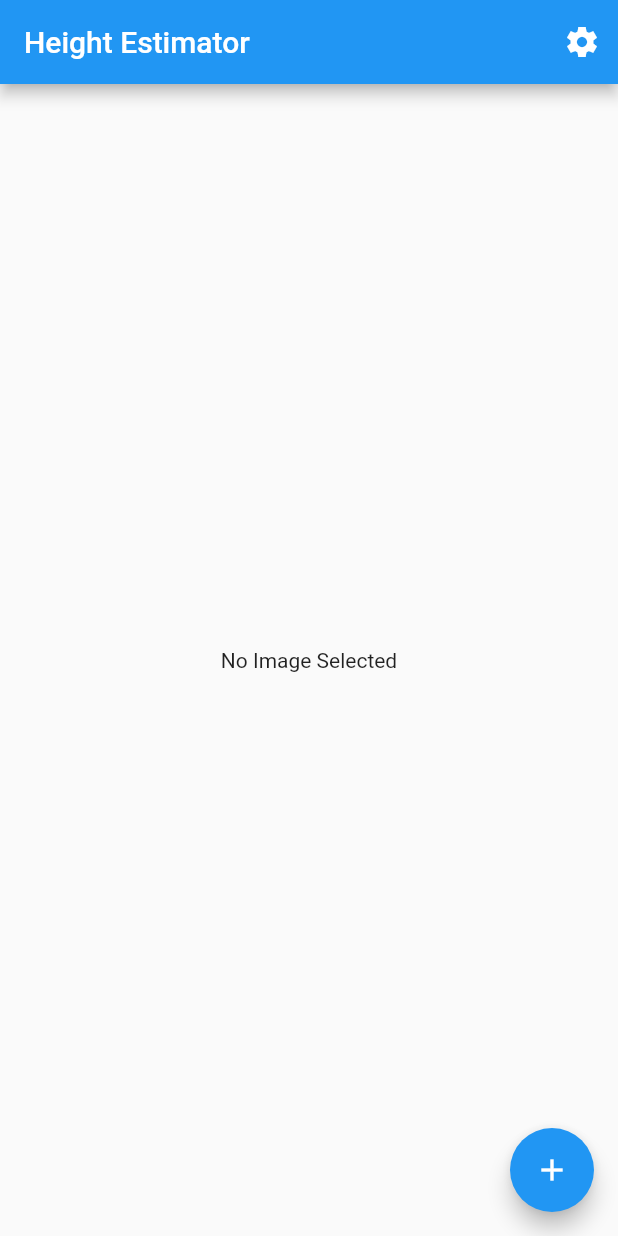
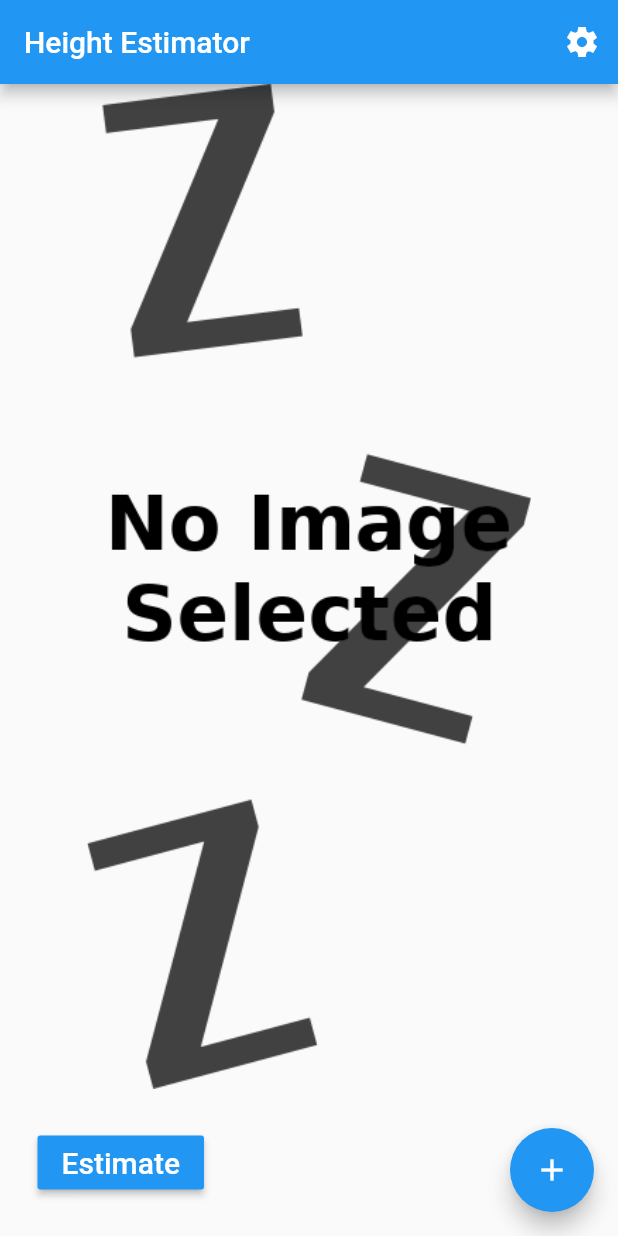
Before and after one commit to Sanket-Mathur/Object-Height-Estimation, a Flutter app: the screen it shows after launch, on a phone screen of 412 x 824 dp. Run offline on Flutter 3.47's test engine with Material 2 defaults, Android fonts, the phone set to English and light mode, and no system bars; our stand-ins replace image_picker.

Commit message:
Image Selection and Basic API communication using flask

```diff
--- /dev/null
+++ b/height_estimator_mobile/lib/API/api.dart
@@ -0,0 +1,6 @@
+import 'package:http/http.dart' as http;
+
+Future Getdata(String url) async{
+  http.Response response = await http.get(url);
+  return response.body;
+}
--- a/height_estimator_mobile/lib/main.dart
+++ b/height_estimator_mobile/lib/main.dart
@@ -1,7 +1,11 @@
 import 'package:flutter/material.dart';
+import 'package:flutter/painting.dart';
+import 'dart:convert';
 
 import './Widget/buttons.dart';
 import './Widget/settings.dart';
+import './API/api.dart';
+import './Models/SelectImage.dart';
 
 void main() => runApp(MyApp());
 
@@ -21,13 +25,14 @@ class MyHomePage extends StatefulWidget {
 }
 
 class _MyHomePageState extends State<MyHomePage> {
+
   void _showInputButtons(BuildContext ctx) {
     showModalBottomSheet(
       context: ctx,
       builder: (_) {
         return Container(
           height: 100,
-          child: Buttons(),
+          child: Buttons(callback),
         );
       },
     );
@@ -43,6 +48,21 @@ class _MyHomePageState extends State<MyHomePage> {
     );
   }
 
+  var data;
+  var text = 'Temp';
+
+  void getRes() async {
+    data = await Getdata('http://10.0.2.2:5000/api?Query=SomeQuery');
+    var decodedData = jsonDecode(data);
+    setState(() {
+      text = decodedData['Query'];
+    });
+  }
+
+  callback() {
+    setState(() {});
+  }
+
   @override
   Widget build(BuildContext context) {
     return Scaffold(
@@ -55,8 +75,31 @@ class _MyHomePageState extends State<MyHomePage> {
           )
         ],
       ),
-      body: Center(
-        child: Text('No Image Selected'),
+      body: Column(
+        mainAxisAlignment: MainAxisAlignment.end,
+        crossAxisAlignment: CrossAxisAlignment.start,
+        children: [
+          Expanded(
+            child: Center(
+              child: SelectImage.displayImage(),
+              // Image.asset('assets/images/imgPH.png'),
+            ),
+          ),
+          Padding(
+            padding: EdgeInsets.all(25),
+            child: RaisedButton(
+              onPressed: getRes,
+              color: Colors.blue,
+              child: Text(
+                'Estimate',
+                style: TextStyle(
+                  color: Colors.white,
+                  fontSize: 20,
+                ),
+              ),
+            ),
+          ),
+        ],
       ),
       floatingActionButton: FloatingActionButton(
         child: Icon(Icons.add),
--- a/height_estimator_mobile/pubspec.yaml
+++ b/height_estimator_mobile/pubspec.yaml
@@ -28,6 +28,8 @@ dependencies:
   # The following adds the Cupertino Icons font to your application.
   # Use with the CupertinoIcons class for iOS style icons.
   cupertino_icons: ^1.0.0
+  http: ^0.12.2
+  image_picker: ^0.6.7+12
 
 dev_dependencies:
   flutter_test:
@@ -47,6 +49,7 @@ flutter:
   # To add assets to your application, add an assets section, like this:
   assets:
     - assets/images/placeholder.png
+    - assets/images/imgPH.png
   #   - images/a_dot_ham.jpeg
 
   # An image asset can refer to one or more resolution-specific "variants", see
```
Also changed, not shown: height_estimator_mobile/lib/Models/SelectImage.dart (added, +31 -0 lines), height_estimator_mobile/lib/Widget/buttons.dart (+16 -2 lines), height_estimator_mobile/assets/images/imgPH.png (added), height_estimator_mobile/pubspec.lock, 1 other file.
